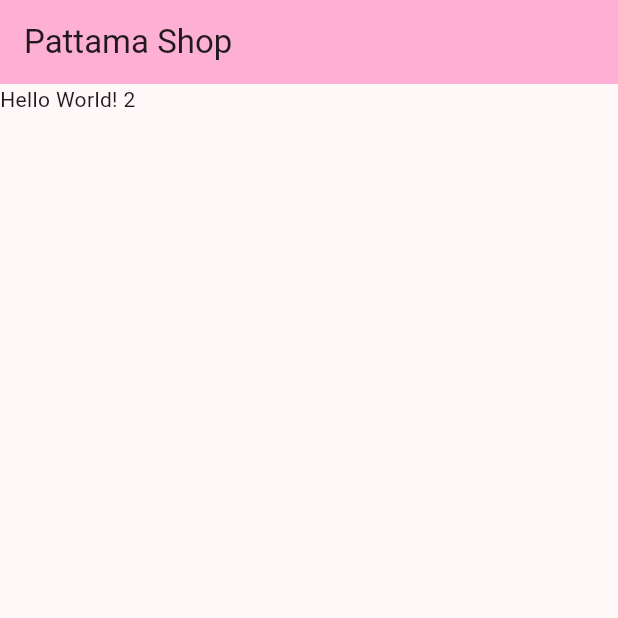
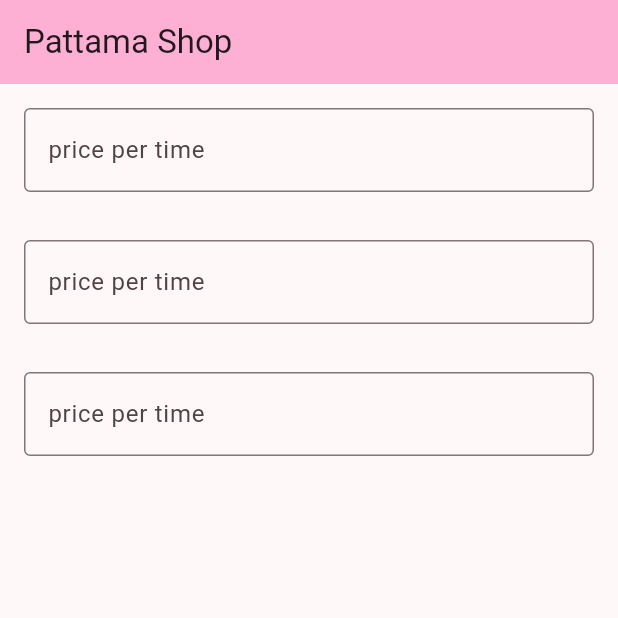
Before and after one commit to Katikalockers/SE464, a Flutter app: the screen it shows after launch, on a phone screen of 412 x 824 dp, the top half of it. Run offline on Flutter 3.47's test engine with Material 3 defaults, Android fonts, the phone set to English and light mode, and no system bars; our stand-ins replace material_ui.

Commit message:
class 24/11/26

```diff
--- a/lib/main.dart
+++ b/lib/main.dart
@@ -1,4 +1,5 @@
 import 'package:material_ui/material_ui.dart';
+import 'package:flutter/services.dart';
 
 void main() {
   runApp(const MyApp());
@@ -16,6 +17,7 @@ class MyApp extends StatelessWidget {
         colorScheme: .fromSeed(seedColor: const Color.fromARGB(255, 183, 58, 131)),
       ),
       home: const MyHomePage(title: 'Pattama Shop'),
+      debugShowCheckedModeBanner: false, //remove debug banner
     );
   }
 }
@@ -30,6 +32,12 @@ class MyHomePage extends StatefulWidget {
 }
 
 class _MyHomePageState extends State<MyHomePage> {
+  var price = TextEditingController();
+  var amount = TextEditingController();
+  var change = TextEditingController();
+  double _total = 0;
+  double _change = 0;
+
   @override
   Widget build(BuildContext context) {
     return Scaffold(
@@ -38,6 +46,55 @@ class _MyHomePageState extends State<MyHomePage> {
         colorScheme.inversePrimary,
         title: Text(widget.title),
       ),
-      body: Text("Hello World! 2"));
+      body: Column(
+        children: [
+          Padding(
+            padding: const EdgeInsets.all(8.0),
+            child: priceTextField("price per time"),
+          ),
+          Padding(
+            padding: const EdgeInsets.all(8.0),
+            child: priceTextField("amount of time"),
+          ),
+          Padding(
+            padding: const EdgeInsets.all(8.0),
+            child: priceTextField("get money"),
+          ),
+        ],
+      )
+    );
   }
+
+  Widget priceTextField(String text) {
+    return Padding(
+      padding: const EdgeInsets.all(8.0),
+      child: TextField(
+        controller: price,
+        decoration: InputDecoration(
+          border: OutlineInputBorder(),
+          labelText: 'price per time',
+        ),
+      ),
+    );
+  }
+
+  Widget calculateButton() {
+    return Padding(
+      padding: const EdgeInsets.all(8.0),
+      child: ElevatedButton(
+        onPressed: () {
+          if (price.text.isNotEmpty && amount.text.isNotEmpty) {
+            setState(() {
+              _total = double.parse(price.text) * double.parse(amount.text);
+            });
+          }
+        },
+        child: Text("Calculate Total")),
+    );
+  }
+
+  Widget showTotalText() {
+    return Text("total: Bath ");
+  }
+
 }
```
